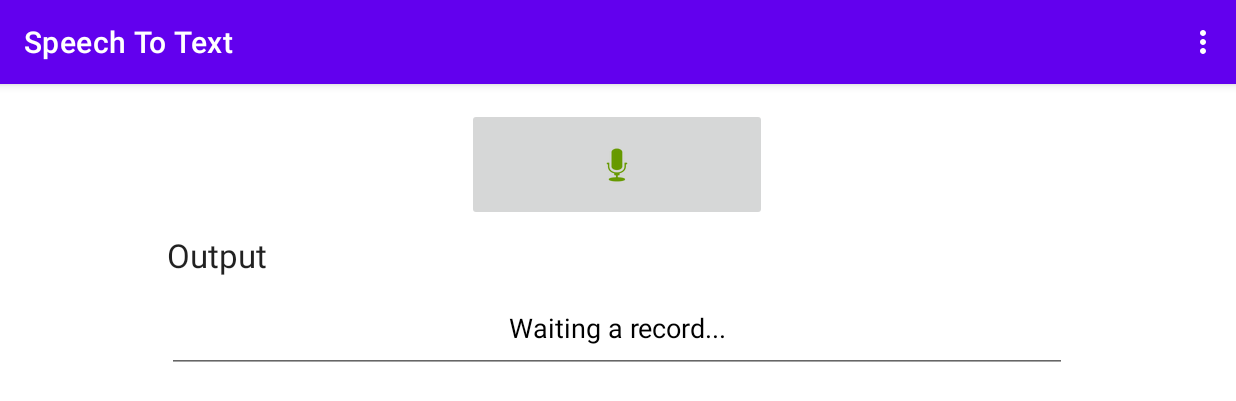
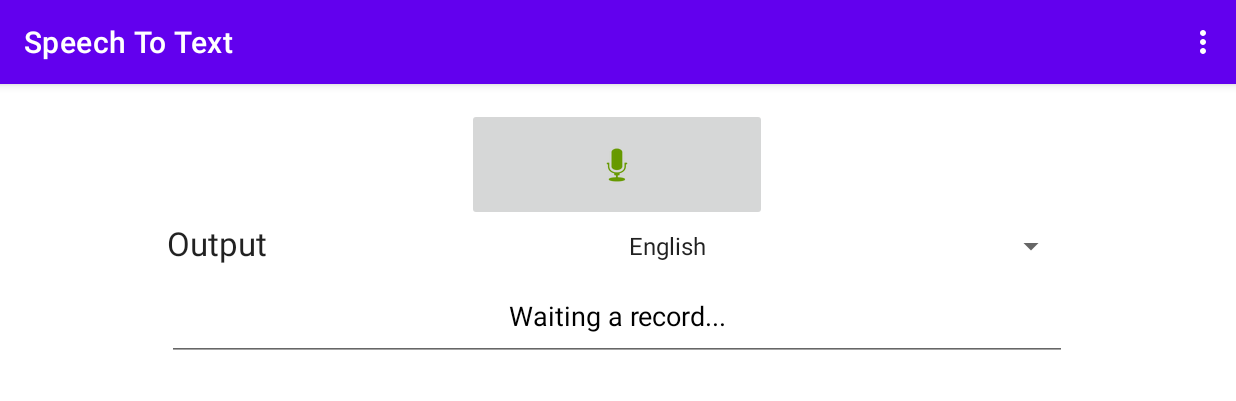
Before and after one commit to fjourdren/android_babelblock, an Android app: the TextToSpeechActivity screen opened directly, with no data from a screen before it, in the options menu, after a tap on "Speech to Text", on a phone screen of 824 x 412 dp (held sideways). Shown: the top 401 px of the screen. Run offline under Robolectric (Android 15) with nearby library versions, the phone set to English and light mode, and no system bars; 3 statements that could not run were skipped.

```diff
--- a/app/src/main/java/fr/enssat/babelblock/jourdren_duchene/SpeechToTextActivity.kt
+++ b/app/src/main/java/fr/enssat/babelblock/jourdren_duchene/SpeechToTextActivity.kt
@@ -5,25 +5,34 @@ import android.content.pm.PackageManager
 import android.os.Bundle
 import android.util.Log
 import android.view.MotionEvent
+import android.view.View
+import android.widget.AdapterView
+import android.widget.ArrayAdapter
 import android.widget.Toast
 import androidx.core.app.ActivityCompat
 import androidx.core.content.ContextCompat
 import fr.enssat.babelblock.jourdren_duchene.services.stt.Listener
 import fr.enssat.babelblock.jourdren_duchene.services.stt.SpeechToTextService
 import kotlinx.android.synthetic.main.activity_speech_to_text.*
+import kotlinx.android.synthetic.main.activity_speech_to_text.language_spinner
+import kotlinx.android.synthetic.main.activity_text_to_speech.*
 import java.util.*
 
 // inherit BaseActivity to manage menuInflater
-class SpeechToTextActivity : BaseActivity() {
+class SpeechToTextActivity : BaseActivity(), AdapterView.OnItemSelectedListener {
     private val RecordAudioRequestCode = 1
 
-    lateinit var speechToText: SpeechToTextService
+    lateinit var serviceSTT: SpeechToTextService
+
+    private var localesLanguagesUI = mutableListOf<String>()
+    private var localesLanguagesObjects = mutableListOf<Locale>()
 
     override fun onCreate(savedInstanceState: Bundle?) {
         super.onCreate(savedInstanceState)
 
         // set activity's layout
         setContentView(R.layout.activity_speech_to_text)
+
 
         // check that app has permission to listen
         if(ContextCompat.checkSelfPermission(this, Manifest.permission.RECORD_AUDIO) != PackageManager.PERMISSION_GRANTED) {
@@ -32,7 +41,7 @@ class SpeechToTextActivity : BaseActivity() {
         }
 
         // start android's STT service and give him a callback (via a Listener)
-        speechToText = SpeechToTextService(this, Locale.getDefault(), object: Listener {
+        this.serviceSTT = SpeechToTextService(this, Locale.getDefault(), object: Listener {
             override fun onResult(text: String, final: Boolean) {
                 //if(final) {
                     Log.d("SpeechToTextActivity", "Final: $text")
@@ -41,22 +50,72 @@ class SpeechToTextActivity : BaseActivity() {
             }
         })
 
+
+
+        /* === SPINNERS INIT === */
+        // create language_spinner
+        Locale.getAvailableLocales().forEach {
+            if (it.country == "") { // remove duplicated languages when this one is used in different countries (it just take the most basic one)
+                localesLanguagesObjects.add(it) // add to localesLanguagesObjects list
+            }
+        }
+
+        // sort locales by displayLanguage
+        localesLanguagesObjects = localesLanguagesObjects.sortedBy { it.displayLanguage } as MutableList<Locale>
+
+        // foreach to make localesLanguagesUI with sorted localesLanguagesObjects (need to be done in two foreach because we can't order displayLanguage without doing that)
+        localesLanguagesObjects.forEach {
+            localesLanguagesUI.add(it.displayLanguage) // display language in the user's default locale
+        }
+
+        // make adapter
+        val adapter = ArrayAdapter(this, android.R.layout.simple_spinner_item, localesLanguagesUI)
+        adapter.setDropDownViewResource(android.R.layout.simple_spinner_dropdown_item)
+
+        // populate language_spinner
+        language_spinner.adapter = adapter
+
+        // set default language_spinner value
+        language_spinner.setSelection(adapter.getPosition(Locale.getDefault().displayLanguage))
+
+
+
         // record_button listener
         record_button.setOnTouchListener { v, event ->
             if(event.action == MotionEvent.ACTION_DOWN) {
                 Log.d("SpeechToTextActivity UI", "STT button pressed")
                 v.performClick()
-                speechToText.run()
+                this.serviceSTT.run()
             } else if(event.action == MotionEvent.ACTION_UP) {
-                Log.d("SpeechToTextActivity UI", "STT button releases")
-                speechToText.stop()
+                Log.d("SpeechToTextActivity UI", "STT button released")
+                this.serviceSTT.stop()
             }
             false
         }
+
+
+        // language spinner listener
+        language_spinner.onItemSelectedListener = this;
+    }
+
+    override fun onItemSelected(parent: AdapterView<*>, view: View?, pos: Int, id: Long) {
+        when(parent.id) {
+            R.id.language_spinner -> {
+                // get language
+                val localeSelected: Locale = localesLanguagesObjects[pos]
+
+                // set from language
+                this.serviceSTT.locale = localeSelected
+            }
+        }
+    }
+
+    override fun onNothingSelected(parent: AdapterView<*>?) {
+
     }
 
     override fun onDestroy() {
-        speechToText.close()
+        this.serviceSTT.close()
         super.onDestroy()
     }
 
@@ -70,5 +129,4 @@ class SpeechToTextActivity : BaseActivity() {
         }
     }
 
-
 }
--- a/app/src/main/java/fr/enssat/babelblock/jourdren_duchene/services/tts/TextToSpeechService.kt
+++ b/app/src/main/java/fr/enssat/babelblock/jourdren_duchene/services/tts/TextToSpeechService.kt
@@ -2,7 +2,6 @@ package fr.enssat.babelblock.jourdren_duchene.services.tts
 
 import android.content.Context
 import android.speech.tts.TextToSpeech
-import android.speech.tts.TextToSpeech.LANG_AVAILABLE
 import android.util.Log
 import fr.enssat.babelblock.jourdren_duchene.services.Service
 import java.util.*
@@ -11,21 +10,6 @@ class TextToSpeechService: Service {
     var speaker: TextToSpeech
 
     var locale: Locale
-        set(new_locale) {  // force build the translator with new language by using a setter
-            // set speaker's language if speaker has already been initialised
-            if(this.speaker != null) {
-                // if the language isn't available for speaker, we set default user's locale
-                field = if(this.speaker.isLanguageAvailable(new_locale) < 0)
-                    Locale.getDefault()
-                else
-                    new_locale
-
-                // update speaker language
-                this.speaker.language = locale
-
-                Log.d("TextToSpeechService", "Speaker uses: ${field.language}, User's selection: ${new_locale.language}")
-            }
-        }
 
     constructor(context: Context, locale: Locale, callback: () -> Unit = {}): super(context) {
         // init locale
@@ -38,7 +22,22 @@ class TextToSpeechService: Service {
         }
     }
 
+    private fun buildTTS() {
+        // set speaker's language if speaker has already been initialised
+        if(this.speaker != null) {
+            // if the language isn't available for speaker, we set default user's locale
+            if(this.speaker.isLanguageAvailable(this.locale) < 0)
+                this.locale = Locale.getDefault()
+
+            // update speaker language
+            this.speaker.language = locale
+        }
+    }
+
     override fun run() {
+        // update speaker's language
+        buildTTS()
+
         // run the synthesizer
         this.speaker.speak(super.input, TextToSpeech.QUEUE_FLUSH, null)
     }
--- a/app/src/main/res/layout/activity_speech_to_text.xml
+++ b/app/src/main/res/layout/activity_speech_to_text.xml
@@ -5,6 +5,14 @@
     android:layout_width="match_parent"
     android:layout_height="match_parent"
     tools:context=".SpeechToTextActivity">
+
+    <Spinner
+        android:id="@+id/language_spinner"
+        android:layout_width="300dp"
+        android:layout_height="33dp"
+        android:spinnerMode="dropdown"
+        app:layout_constraintStart_toEndOf="@+id/textView3"
+        app:layout_constraintTop_toTopOf="@+id/textView3" />
 
     <ImageButton
         android:id="@+id/record_button"
@@ -22,14 +30,12 @@
 
     <TextView
         android:id="@+id/textView3"
-        android:layout_width="600dp"
+        android:layout_width="300dp"
         android:layout_height="33dp"
-        android:layout_marginTop="8dp"
         android:text="Output"
         android:textAppearance="@style/TextAppearance.AppCompat.Large"
-        app:layout_constraintEnd_toEndOf="parent"
-        app:layout_constraintHorizontal_bias="0.496"
-        app:layout_constraintStart_toStartOf="parent"
+        app:layout_constraintBottom_toTopOf="@+id/recognized_text"
+        app:layout_constraintStart_toStartOf="@+id/recognized_text"
         app:layout_constraintTop_toBottomOf="@+id/record_button" />
 
     <TextView
--- a/app/src/main/res/layout/activity_text_to_speech.xml
+++ b/app/src/main/res/layout/activity_text_to_speech.xml
@@ -36,7 +36,6 @@
         android:id="@+id/textView6"
         android:layout_width="150dp"
         android:layout_height="33dp"
-        android:layout_marginBottom="4dp"
         android:text="Input"
         android:textAppearance="@style/TextAppearance.AppCompat.Large"
         app:layout_constraintBottom_toTopOf="@+id/edit_query"
```
Also changed, not shown: app/src/main/java/fr/enssat/babelblock/jourdren_duchene/TextToSpeechActivity.kt (+9 -14 lines), app/src/main/java/fr/enssat/babelblock/jourdren_duchene/services/stt/SpeechToTextService.kt (+10 -2 lines).
